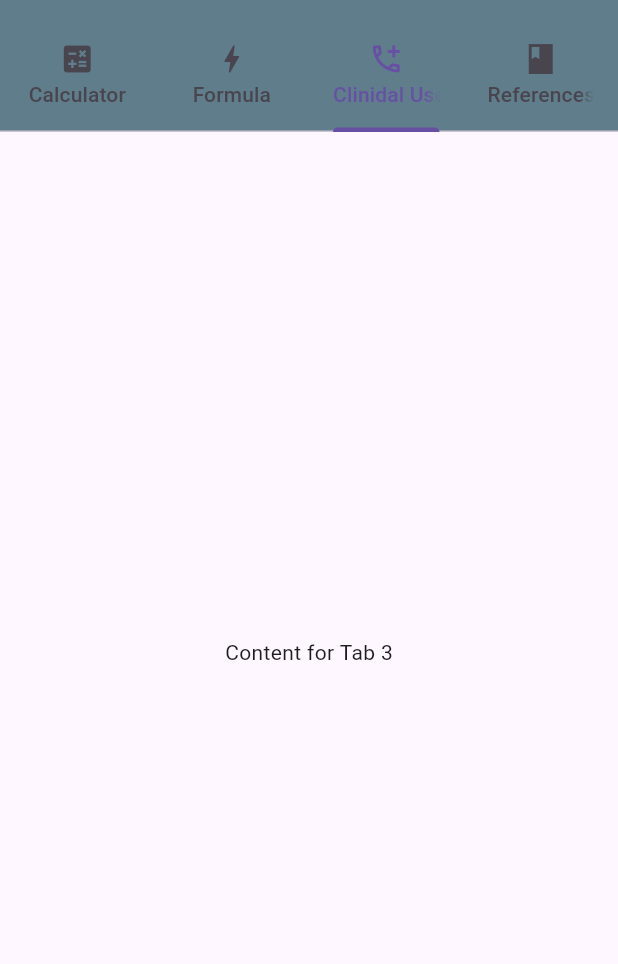
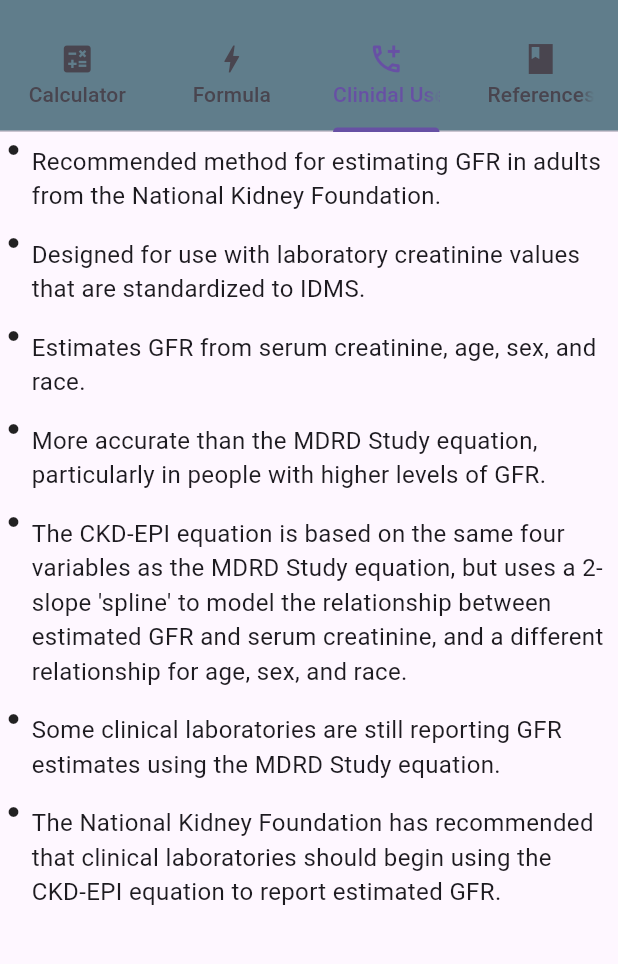
Before and after one commit to iMalikHashim/fyp, a Flutter app: the EGFRPage screen opened directly, tab 3 chosen, on a phone screen of 412 x 824 dp, the part 63-1027 px from its top. Run offline on Flutter 3.47's test engine with Material 3 defaults, Android fonts, the phone set to English and light mode, and no system bars; our stand-ins replace fl_chart.

Commit message:
Update tabContent.dart

```diff
--- a/lib/components/GFR/tabContent.dart
+++ b/lib/components/GFR/tabContent.dart
@@ -73,8 +73,11 @@ class _Tab1ContentState extends State<Tab1Content> {
             },
             child: Text('Calculate eGFR'),
           ),
-          SizedBox(height: 20),
-          Text('eGFR: $eGFR'),
+          SizedBox(height: 10),
+          Text(
+            'eGFR: $eGFR',
+            style: TextStyle(fontSize: 20, fontWeight: FontWeight.bold),
+          ),
         ],
       ),
     );
@@ -101,26 +104,148 @@ class Tab2Content extends StatelessWidget {
   @override
   Widget build(BuildContext context) {
     return Center(
-      child: Text(
-          'GFR (mL/min/1.73 m2) = 175 × (Scr)-1.154 × (Age)-0.203 × (0.742 if female)'),
+      child: RichText(
+        textAlign: TextAlign.center,
+        text: TextSpan(
+          style: TextStyle(
+            fontSize: 18,
+            color: Colors.black, // Adjust the color as needed
+          ),
+          children: [
+            TextSpan(
+              text: 'GFR (mL/min/1.73 m',
+            ),
+            TextSpan(
+              text: '2',
+              style: TextStyle(
+                fontSize: 14,
+                // baseline: TextBaseline.alphabetic,
+                fontWeight: FontWeight.bold,
+              ),
+            ),
+            TextSpan(
+              text: ') = 175 × (Scr)',
+            ),
+            TextSpan(
+              text: '-1.154',
+              style: TextStyle(
+                fontSize: 14,
+                // baseline: TextBaseline.alphabetic,
+                fontWeight: FontWeight.bold,
+              ),
+            ),
+            TextSpan(
+              text: ' × (Age)',
+            ),
+            TextSpan(
+              text: '-0.203',
+              style: TextStyle(
+                fontSize: 14,
+                // baseline: TextBaseline.alphabetic,
+                fontWeight: FontWeight.bold,
+              ),
+            ),
+            TextSpan(
+              text: ' × (0.742 if female)',
+            ),
+          ],
+        ),
+      ),
     );
   }
 }
 
 class Tab3Content extends StatelessWidget {
+  final List<String> bulletPoints = [
+    "Recommended method for estimating GFR in adults from the National Kidney Foundation.",
+    "Designed for use with laboratory creatinine values that are standardized to IDMS.",
+    "Estimates GFR from serum creatinine, age, sex, and race.",
+    "More accurate than the MDRD Study equation, particularly in people with higher levels of GFR.",
+    "The CKD-EPI equation is based on the same four variables as the MDRD Study equation, but uses a 2-slope 'spline' to model the relationship between estimated GFR and serum creatinine, and a different relationship for age, sex, and race.",
+    "Some clinical laboratories are still reporting GFR estimates using the MDRD Study equation.",
+    "The National Kidney Foundation has recommended that clinical laboratories should begin using the CKD-EPI equation to report estimated GFR.",
+  ];
+
   @override
   Widget build(BuildContext context) {
     return Center(
-      child: Text('Content for Tab 3'),
+      child: Column(
+        crossAxisAlignment: CrossAxisAlignment.start,
+        children: [
+          for (String point in bulletPoints)
+            Padding(
+              padding: EdgeInsets.symmetric(vertical: 8.0, horizontal: 5.0),
+              child: Row(
+                crossAxisAlignment: CrossAxisAlignment.start,
+                children: [
+                  SizedBox(
+                    width: 8.0,
+                    child: Icon(
+                      Icons.brightness_1,
+                      size: 8.0,
+                    ),
+                  ),
+                  SizedBox(width: 8.0),
+                  Expanded(
+                    child: Text(
+                      point,
+                      style: TextStyle(fontSize: 16.0),
+                    ),
+                  ),
+                ],
+              ),
+            ),
+        ],
+      ),
     );
   }
 }
 
 class Tab4Content extends StatelessWidget {
+  final List<String> content = [
+    "Levey AS, Stevens LA, Schmid CH, et al. A new equation to estimate glomerular filtration rate. Ann Intern Med. May 5 2009; 150(9): 604-612.",
+    "Levey AS, Stevens LA. Estimating GFR using the CKD Epidemiology Collaboration (CKD-EPI) creatinine equation: more accurate GFR estimates, lower CKD prevalence estimates, and better risk predictions. Am J Kidney Dis. Apr 2010; 55(4): 622-627.",
+    "Matsushita K, Selvin E, Bash LD, Astor BC, Coresh J. Risk implications of the new CKD Epidemiology Collaboration (CKD-EPI) equation compared with the MORD Study equation for estimated GFR: the Atherosclerosis Risk in Communities (ARIC) Study. Am J Kidney Dis. Apr 201O; 55(4): 648-659.",
+    "White SL, Polkinghorne KR, Atkins RC, Chadban SJ. Comparison of the prevalence and mortality risk of CKD in Australia using the CKD Epidemiology Collaboration (CKD-EPI) and Modification of Diet in Renal Disease (MORD) Study GFR estimating equations: the AusDiab (Australian Diabetes, Obesity and Lifestyle) Study. Am J Kidney Dis. Apr 2010; 55(4): 660-670.",
+    "Becker BN, Vassalotti JA. A software upgrade: CKD testing in 2010. Am J Kidney Dis. Jan 2009; 55(1): 8-10.",
+    "Frequently Asked Questions About GFR Estimates. New York: The National Kidney Foundation; 2011.",
+    "National Kidney Foundation. KDOQI clinical practice guidelines for chronic kidney disease: evaluation, classification, and stratification. Am J Kidney Dis. Feb 2002; 39 (Suppl 1): S1-266.",
+  ];
+
   @override
   Widget build(BuildContext context) {
     return Center(
-      child: Text('Content for Tab 4'),
+      child: Container(
+        padding: EdgeInsets.all(10.0),
+        child: Column(
+          crossAxisAlignment: CrossAxisAlignment.start,
+          children: [
+            for (String item in content)
+              Padding(
+                padding: EdgeInsets.symmetric(vertical: 8.0),
+                child: Row(
+                  crossAxisAlignment: CrossAxisAlignment.start,
+                  children: [
+                    SizedBox(
+                      width: 8.0,
+                      child: Icon(
+                        Icons.arrow_forward,
+                        size: 16.0,
+                      ),
+                    ),
+                    SizedBox(width: 8.0),
+                    Expanded(
+                      child: Text(
+                        item,
+                        style: TextStyle(fontSize: 16.0),
+                      ),
+                    ),
+                  ],
+                ),
+              ),
+          ],
+        ),
+      ),
     );
   }
 }
```
